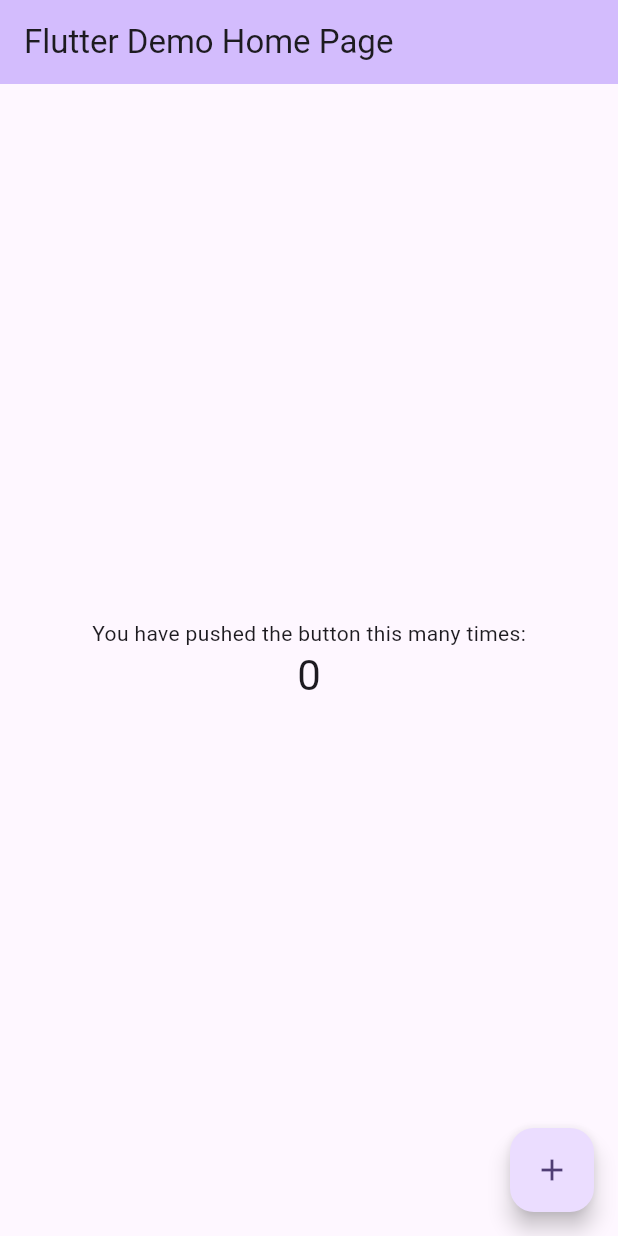
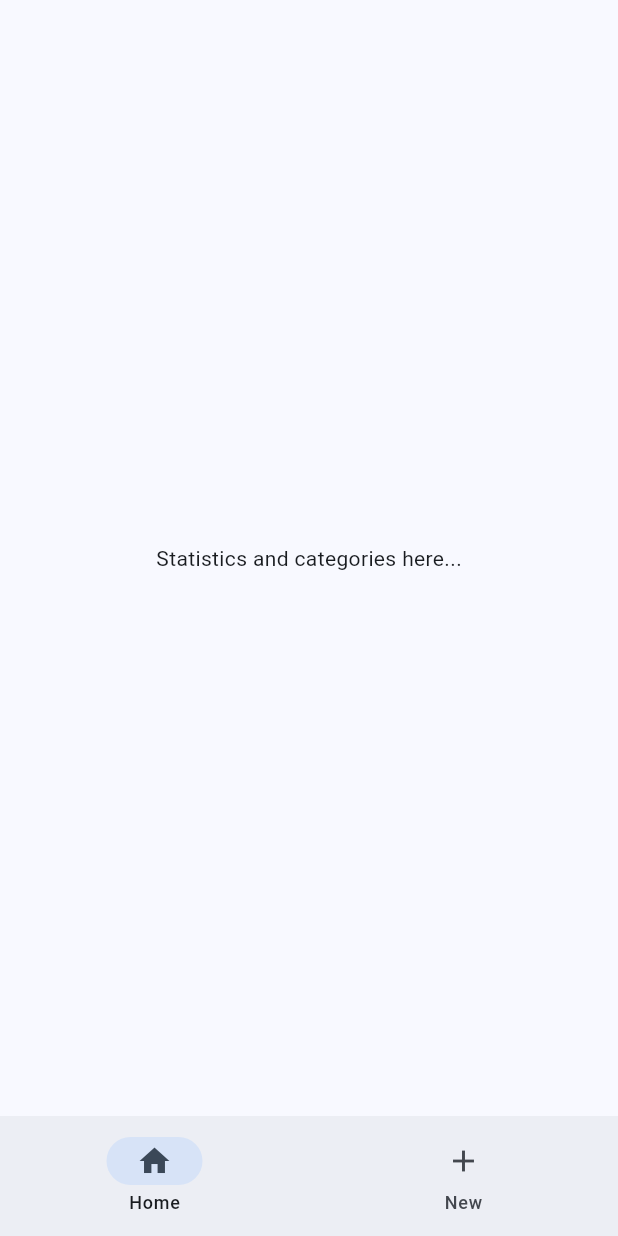
Before and after one commit to treknuts/centsei, a Flutter app: the screen it shows after launch, on a phone screen of 412 x 824 dp. Run offline on Flutter 3.47's test engine with Material 3 defaults, Android fonts, the phone set to English and light mode, and no system bars.

Commit message:
Setup app state, navigation, and a couple pages with placeholders

```diff
--- a/analysis_options.yaml
+++ b/analysis_options.yaml
@@ -1,28 +1,11 @@
-# This file configures the analyzer, which statically analyzes Dart code to
-# check for errors, warnings, and lints.
-#
-# The issues identified by the analyzer are surfaced in the UI of Dart-enabled
-# IDEs (https://dart.dev/tools#ides-and-editors). The analyzer can also be
-# invoked from the command line by running `flutter analyze`.
-
-# The following line activates a set of recommended lints for Flutter apps,
-# packages, and plugins designed to encourage good coding practices.
 include: package:flutter_lints/flutter.yaml
 
+# take it easy linter settings
 linter:
-  # The lint rules applied to this project can be customized in the
-  # section below to disable rules from the `package:flutter_lints/flutter.yaml`
-  # included above or to enable additional rules. A list of all available lints
-  # and their documentation is published at https://dart.dev/lints.
-  #
-  # Instead of disabling a lint rule for the entire project in the
-  # section below, it can also be suppressed for a single line of code
-  # or a specific dart file by using the `// ignore: name_of_lint` and
-  # `// ignore_for_file: name_of_lint` syntax on the line or in the file
-  # producing the lint.
   rules:
-    # avoid_print: false  # Uncomment to disable the `avoid_print` rule
-    # prefer_single_quotes: true  # Uncomment to enable the `prefer_single_quotes` rule
-
-# Additional information about this file can be found at
-# https://dart.dev/guides/language/analysis-options
+    prefer_const_constructors: false
+    prefer_final_fields: false
+    use_key_in_widget_constructors: false
+    prefer_const_literals_to_create_immutables: false
+    prefer_const_constructors_in_immutables: false
+    avoid_print: false
--- a/lib/main.dart
+++ b/lib/main.dart
@@ -1,4 +1,5 @@
 import 'package:flutter/material.dart';
+import 'package:provider/provider.dart';
 
 void main() {
   runApp(const MyApp());
@@ -7,119 +8,94 @@ void main() {
 class MyApp extends StatelessWidget {
   const MyApp({super.key});
 
-  // This widget is the root of your application.
   @override
   Widget build(BuildContext context) {
-    return MaterialApp(
-      title: 'Flutter Demo',
+    return ChangeNotifierProvider(
+      create: (context) => MyAppState(),
+      child: MaterialApp(
+        title: 'Centsei',
         theme: ThemeData(
-        // This is the theme of your application.
-        //
-        // TRY THIS: Try running your application with "flutter run". You'll see
-        // the application has a purple toolbar. Then, without quitting the app,
-        // try changing the seedColor in the colorScheme below to Colors.green
-        // and then invoke "hot reload" (save your changes or press the "hot
-        // reload" button in a Flutter-supported IDE, or press "r" if you used
-        // the command line to start the app).
-        //
-        // Notice that the counter didn't reset back to zero; the application
-        // state is not lost during the reload. To reset the state, use hot
-        // restart instead.
-        //
-        // This works for code too, not just values: Most code changes can be
-        // tested with just a hot reload.
-        colorScheme: ColorScheme.fromSeed(seedColor: Colors.deepPurple),
+          colorScheme: ColorScheme.fromSeed(seedColor: Colors.blue),
           useMaterial3: true,
         ),
-      home: const MyHomePage(title: 'Flutter Demo Home Page'),
+        home: const MyHomePage(),
+      ),
     );
   }
 }
 
+class MyAppState extends ChangeNotifier {
+  var title = "Centsei";
+}
+
 class MyHomePage extends StatefulWidget {
-  const MyHomePage({super.key, required this.title});
-
-  // This widget is the home page of your application. It is stateful, meaning
-  // that it has a State object (defined below) that contains fields that affect
-  // how it looks.
-
-  // This class is the configuration for the state. It holds the values (in this
-  // case the title) provided by the parent (in this case the App widget) and
-  // used by the build method of the State. Fields in a Widget subclass are
-  // always marked "final".
-
-  final String title;
+  const MyHomePage({super.key});
 
   @override
   State<MyHomePage> createState() => _MyHomePageState();
 }
 
 class _MyHomePageState extends State<MyHomePage> {
-  int _counter = 0;
-
-  void _incrementCounter() {
-    setState(() {
-      // This call to setState tells the Flutter framework that something has
-      // changed in this State, which causes it to rerun the build method below
-      // so that the display can reflect the updated values. If we changed
-      // _counter without calling setState(), then the build method would not be
-      // called again, and so nothing would appear to happen.
-      _counter++;
-    });
-  }
+  var selectedIndex = 0;
 
   @override
   Widget build(BuildContext context) {
-    // This method is rerun every time setState is called, for instance as done
-    // by the _incrementCounter method above.
-    //
-    // The Flutter framework has been optimized to make rerunning build methods
-    // fast, so that you can just rebuild anything that needs updating rather
-    // than having to individually change instances of widgets.
+    Widget page;
+
+    switch (selectedIndex) {
+      case 0:
+        page = Home();
+        break;
+      case 1:
+        page = CreateTransaction();
+        break;
+      default:
+        throw UnimplementedError("No page implemented for $selectedIndex");
+    }
     return Scaffold(
-      appBar: AppBar(
-        // TRY THIS: Try changing the color here to a specific color (to
-        // Colors.amber, perhaps?) and trigger a hot reload to see the AppBar
-        // change color while the other colors stay the same.
-        backgroundColor: Theme.of(context).colorScheme.inversePrimary,
-        // Here we take the value from the MyHomePage object that was created by
-        // the App.build method, and use it to set our appbar title.
-        title: Text(widget.title),
+      body: Column(
+        children: [
+          Expanded(
+            child: page,
           ),
-      body: Center(
-        // Center is a layout widget. It takes a single child and positions it
-        // in the middle of the parent.
-        child: Column(
-          // Column is also a layout widget. It takes a list of children and
-          // arranges them vertically. By default, it sizes itself to fit its
-          // children horizontally, and tries to be as tall as its parent.
-          //
-          // Column has various properties to control how it sizes itself and
-          // how it positions its children. Here we use mainAxisAlignment to
-          // center the children vertically; the main axis here is the vertical
-          // axis because Columns are vertical (the cross axis would be
-          // horizontal).
-          //
-          // TRY THIS: Invoke "debug painting" (choose the "Toggle Debug Paint"
-          // action in the IDE, or press "p" in the console), to see the
-          // wireframe for each widget.
-          mainAxisAlignment: MainAxisAlignment.center,
-          children: <Widget>[
-            const Text(
-              'You have pushed the button this many times:',
+          SafeArea(
+            bottom: true,
+            child: NavigationBar(
+              animationDuration: Duration(milliseconds: 1000),
+              destinations: const [
+                NavigationDestination(icon: Icon(Icons.home), label: "Home"),
+                NavigationDestination(icon: Icon(Icons.add), label: "New")
+              ],
+              selectedIndex: selectedIndex,
+              onDestinationSelected: (int index) {
+                setState(() {
+                  selectedIndex = index;
+                });
+              },
             ),
-            Text(
-              '$_counter',
-              style: Theme.of(context).textTheme.headlineMedium,
           ),
         ],
       ),
-      ),
-      floatingActionButton: FloatingActionButton(
-        onPressed: _incrementCounter,
-        tooltip: 'Increment',
-        child: const Icon(Icons.add),
-      ), // This trailing comma makes auto-formatting nicer for build methods.
     );
   }
 }
+
+class Home extends StatelessWidget {
+  @override
+  Widget build(BuildContext context) {
+    var appState = context.watch<MyAppState>();
+
+    return Center(
+      child: Text('Statistics and categories here...')
+    );
+  }
+}
+
+class CreateTransaction extends StatelessWidget {
+  @override
+  Widget build(BuildContext context) {
+    return Center(
+      child: Text('Transaction input form'),
+    );
+  }
+}
```
Also changed, not shown: pubspec.yaml (+1 -37 lines), pubspec.lock. Lines whose indentation alone changed are shown as unchanged.
